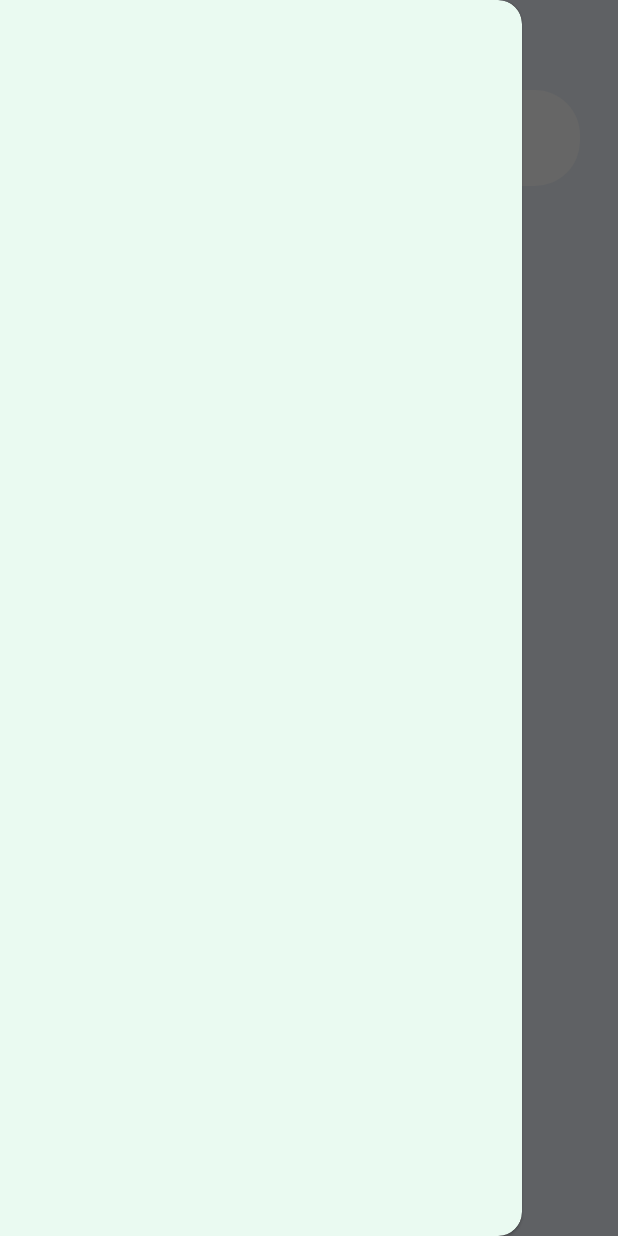
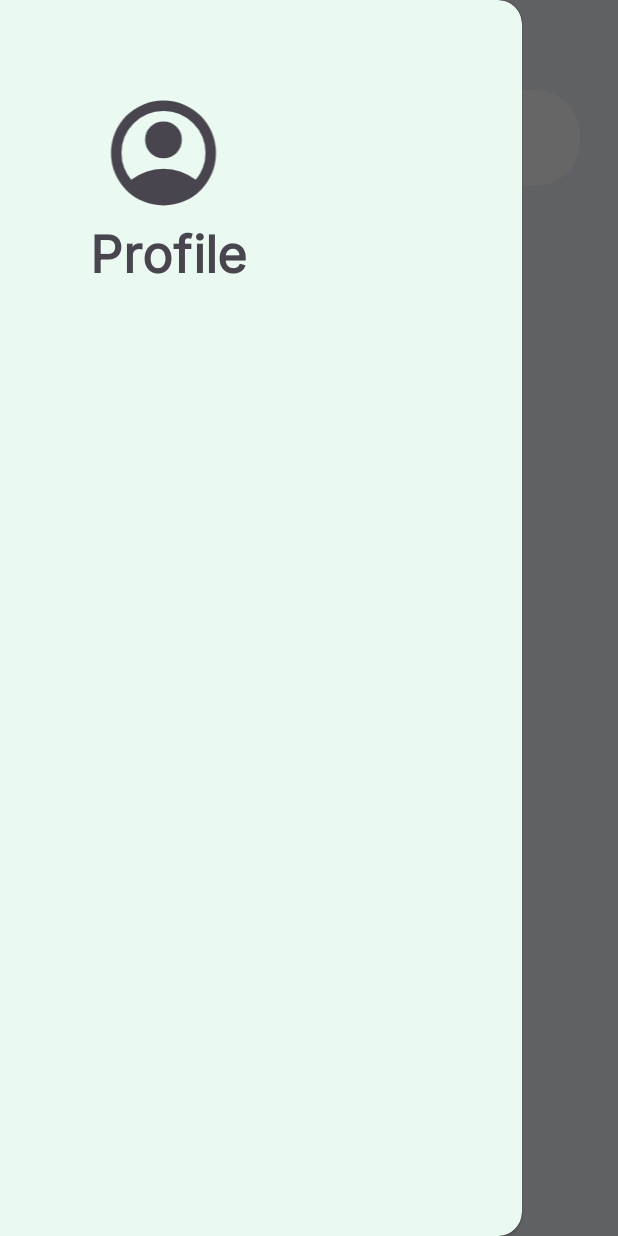
Before and after one commit to tishan-koleh/BookWise, an Android app: the screen it shows after launch (MemberActivity), with the side drawer open, on a phone screen of 412 x 824 dp. Run offline under Robolectric (Android 15) with nearby library versions, the phone set to English and light mode, and no system bars; our stand-ins replace data binding.

Commit message:
Member Dashboard Initiated2

```diff
--- /dev/null
+++ b/app/src/main/res/drawable/account_icon.xml
@@ -0,0 +1,10 @@
+<vector xmlns:android="http://schemas.android.com/apk/res/android"
+    android:width="24dp"
+    android:height="24dp"
+    android:viewportWidth="960"
+    android:viewportHeight="960"
+    android:tint="?attr/colorControlNormal">
+  <path
+      android:fillColor="@android:color/white"
+      android:pathData="M234,684Q285,645 348,622.5Q411,600 480,600Q549,600 612,622.5Q675,645 726,684Q761,643 780.5,591Q800,539 800,480Q800,347 706.5,253.5Q613,160 480,160Q347,160 253.5,253.5Q160,347 160,480Q160,539 179.5,591Q199,643 234,684ZM480,520Q421,520 380.5,479.5Q340,439 340,380Q340,321 380.5,280.5Q421,240 480,240Q539,240 579.5,280.5Q620,321 620,380Q620,439 579.5,479.5Q539,520 480,520ZM480,880Q397,880 324,848.5Q251,817 197,763Q143,709 111.5,636Q80,563 80,480Q80,397 111.5,324Q143,251 197,197Q251,143 324,111.5Q397,80 480,80Q563,80 636,111.5Q709,143 763,197Q817,251 848.5,324Q880,397 880,480Q880,563 848.5,636Q817,709 763,763Q709,817 636,848.5Q563,880 480,880Z"/>
+</vector>
--- a/app/src/main/res/layout/activity_member.xml
+++ b/app/src/main/res/layout/activity_member.xml
@@ -8,7 +8,8 @@
     android:layout_width="match_parent"
     android:layout_height="match_parent"
     tools:context=".Member.MemberActivity"
-    android:background="#EEF4FC">
+    android:background="#EEF4FC"
+    tools:openDrawer="start">
 
     <androidx.constraintlayout.widget.ConstraintLayout
         android:layout_width="match_parent"
@@ -40,7 +41,8 @@
         android:layout_width="wrap_content"
         android:layout_height="match_parent"
         android:layout_gravity="start"
-        android:background="#EAFAF1" />
+        android:background="#EAFAF1"
+        app:headerLayout="@layout/header"/>
 
 </androidx.drawerlayout.widget.DrawerLayout>
 </layout>
--- /dev/null
+++ b/app/src/main/res/layout/header.xml
@@ -0,0 +1,29 @@
+<?xml version="1.0" encoding="utf-8"?>
+<LinearLayout xmlns:android="http://schemas.android.com/apk/res/android"
+    xmlns:app="http://schemas.android.com/apk/res-auto"
+    xmlns:tools="http://schemas.android.com/tools"
+    android:layout_width="match_parent"
+    android:layout_height="match_parent"
+    android:orientation="vertical"
+    android:padding="60dp">
+
+    <ImageView
+        android:id="@+id/imageView"
+        android:layout_width="98dp"
+        android:layout_height="84dp"
+        app:layout_constraintBottom_toBottomOf="parent"
+        app:layout_constraintEnd_toEndOf="parent"
+        app:layout_constraintHorizontal_bias="0.156"
+        app:layout_constraintStart_toStartOf="parent"
+        app:layout_constraintTop_toTopOf="parent"
+        app:layout_constraintVertical_bias="0.046"
+        app:srcCompat="@drawable/account_icon" />
+
+    <TextView
+        android:layout_width="wrap_content"
+        android:layout_height="wrap_content"
+        android:fontFamily="@font/inter"
+        android:text="Profile"
+        android:textAppearance="?attr/textAppearanceHeadline4"
+        android:textStyle="bold" />
+</LinearLayout>
```
